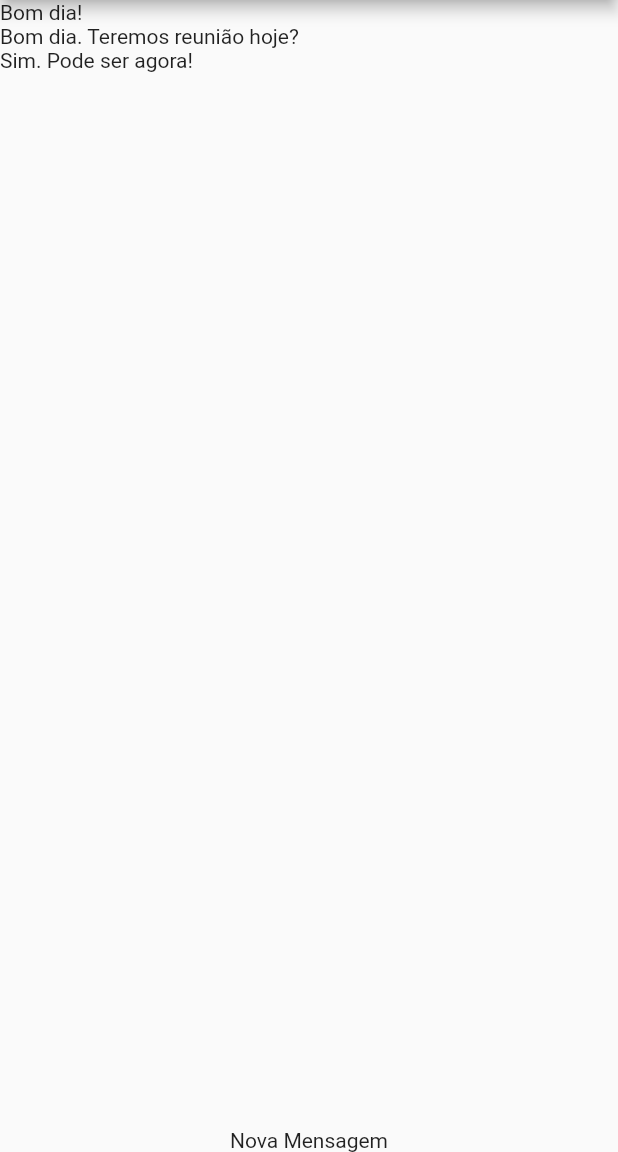
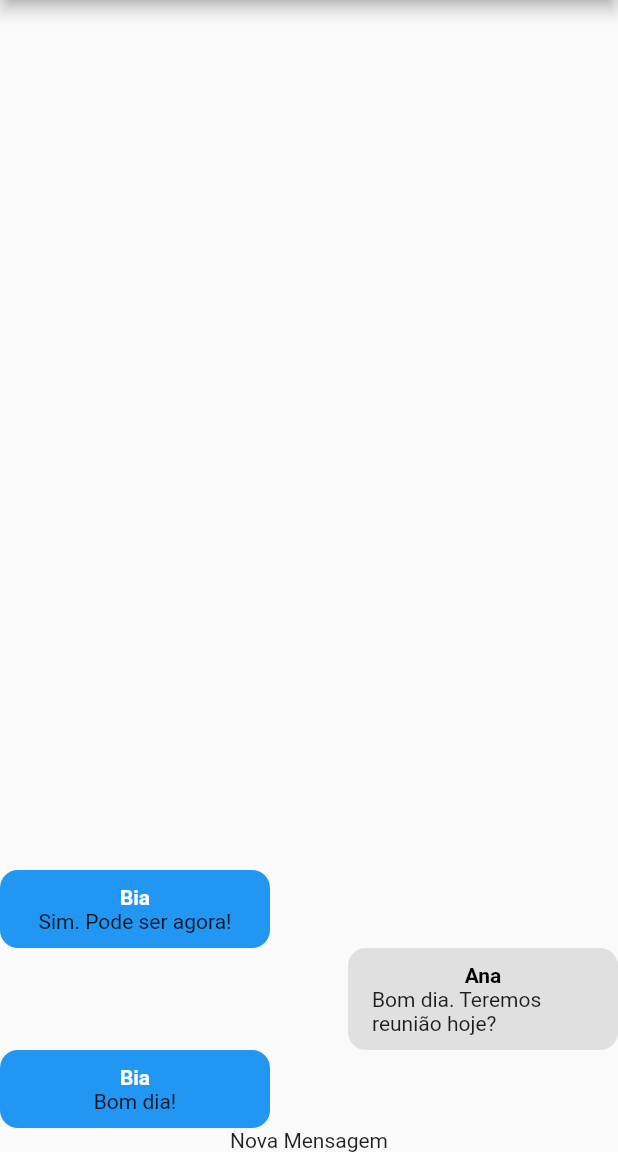
Before and after one commit to Souza83/chat, a Flutter app: the screen it shows after launch, on a phone screen of 412 x 824 dp, the part 84-1236 px from its top. Run offline on Flutter 3.47's test engine with Material 2 defaults, Android fonts, the phone set to English and light mode, and no system bars; our stand-ins replace image_picker; accounts and stored records are empty.

Commit message:
Componente Message Bubble #01.

```diff
--- a/lib/components/menssages.dart
+++ b/lib/components/menssages.dart
@@ -1,4 +1,6 @@
+import 'package:chat/components/message_bubble.dart';
 import 'package:chat/core/models/chat_message.dart';
+import 'package:chat/core/services/auth/auth_service.dart';
 import 'package:chat/core/services/chat/chat_service.dart';
 import 'package:flutter/material.dart';
 
@@ -7,6 +9,7 @@ class Messages extends StatelessWidget {
 
   @override
   Widget build(BuildContext context) {
+    final currentUser = AuthService().currentUser;
     return StreamBuilder<List<ChatMessage>>(
       stream: ChatService().messagesStream(),
       builder: (ctx, snapshot) {
@@ -17,8 +20,14 @@ class Messages extends StatelessWidget {
         } else {
           final msgs = snapshot.data!;
           return ListView.builder(
-              itemCount: msgs.length,
-              itemBuilder: (ctx, i) => Text(msgs[i].text));
+            reverse: true,
+            itemCount: msgs.length,
+            itemBuilder: (ctx, i) => MessageBuble(
+              key: ValueKey(msgs[i].id),
+              message: msgs[i],
+              belongsToCurrentUser: currentUser?.id == msgs[i].userId,
+            ),
+          );
         }
       },
     );
--- /dev/null
+++ b/lib/components/message_bubble.dart
@@ -0,0 +1,51 @@
+import 'package:chat/core/models/chat_message.dart';
+import 'package:flutter/material.dart';
+
+class MessageBuble extends StatelessWidget {
+  final ChatMessage message;
+  final bool belongsToCurrentUser; // Pertence a usuário logado/corrente
+
+  const MessageBuble({
+    Key? key,
+    required this.message,
+    required this.belongsToCurrentUser,
+  }) : super(key: key);
+
+  @override
+  Widget build(BuildContext context) {
+    return Row(
+      mainAxisAlignment: belongsToCurrentUser
+          ? MainAxisAlignment.end
+          : MainAxisAlignment.start,
+      children: [
+        Container(
+          decoration: BoxDecoration(
+            color: belongsToCurrentUser
+                ? Colors.grey.shade300
+                : Theme.of(context).accentColor,
+            borderRadius: BorderRadius.all(
+              Radius.circular(12),
+            ),
+          ),
+          width: 180,
+          padding: EdgeInsets.symmetric(
+            vertical: 10,
+            horizontal: 16,
+          ),
+          child: Column(
+            children: [
+              Text(
+                message.userName,
+                style: TextStyle(
+                  color: belongsToCurrentUser ? Colors.black : Colors.white,
+                  fontWeight: FontWeight.bold,
+                ),
+              ),
+              Text(message.text),
+            ],
+          ),
+        ),
+      ],
+    );
+  }
+}
--- a/lib/core/services/auth/auth_mock_service.dart
+++ b/lib/core/services/auth/auth_mock_service.dart
@@ -7,8 +7,8 @@ import 'package:chat/core/services/auth/auth_service.dart';
 
 class AuthMockService implements AuthService {
   static final _defaultUser = ChatUser(
-    id: '1',
-    name: 'Teste',
+    id: '456',
+    name: 'Ana',
     email: 'teste@gmail.com',
     imageURL: 'assets/images/avatar.png',
   );
```
